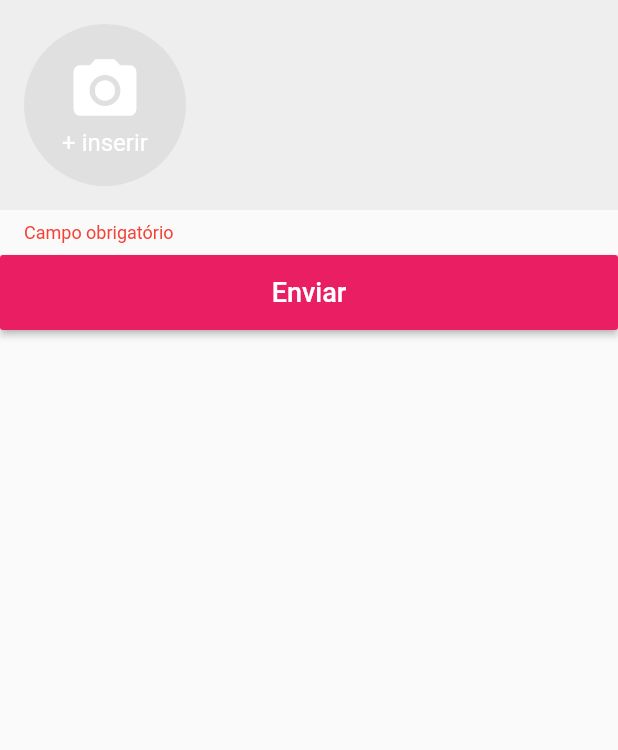
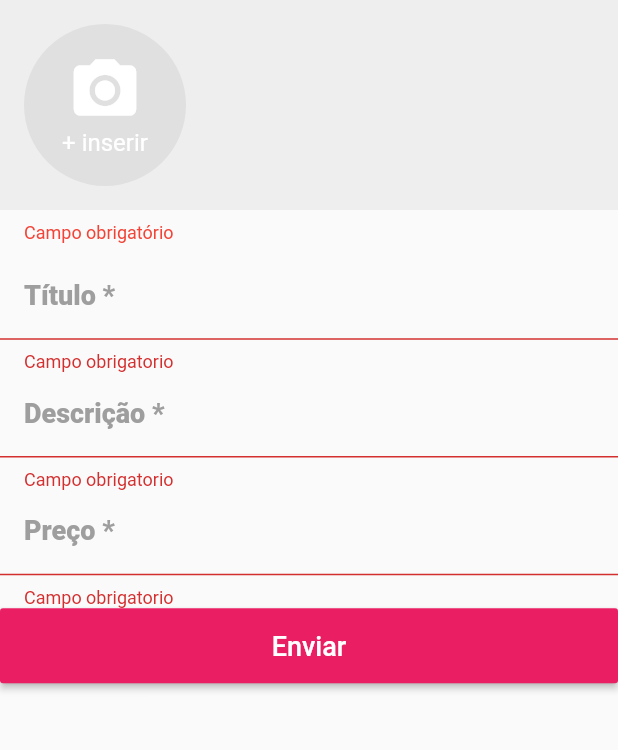
Before and after one commit to maximillianfx/flutter-course, a Flutter app: the CreateScreen screen opened directly, after a tap on "Enviar", on a phone screen of 412 x 824 dp, the part 84-834 px from its top. Run offline on Flutter 3.47's test engine with Material 2 defaults, Android fonts, the phone set to English and light mode, and no system bars; our stand-ins replace brasil_fields, carousel_pro, cloud_firestore, firebase_auth, firebase_storage, flutter_speed_dial and 10 more; missing offline and left inert: bloc_pattern, dart:ffi, flutter_youtube; accounts and stored records are empty; statements that could not run were skipped; key blocks and very long unbroken strings in the code were emptied for the run.

Commit message:
Adição de campos para titulo, descrição e preço

```diff
--- a/xlo/xlo/lib/screens/create/create_screen.dart
+++ b/xlo/xlo/lib/screens/create/create_screen.dart
@@ -1,4 +1,6 @@
+import 'package:brasil_fields/brasil_fields.dart';
 import 'package:flutter/material.dart';
+import 'package:flutter/services.dart';
 import 'package:xlo/common/custom_drawer/custom_drawer.dart';
 import 'package:xlo/screens/create/widgets/images_field.dart';
 
@@ -29,6 +31,76 @@ class _CreateScreenState extends State<CreateScreen> {
 
               },
             ),
+            TextFormField(
+              decoration: InputDecoration(
+                labelText: "Título *",
+                labelStyle: TextStyle(
+                  fontWeight: FontWeight.w800,
+                  color: Colors.grey,
+                  fontSize: 18
+                ),
+                contentPadding: const EdgeInsets.fromLTRB(16, 10, 12, 10)
+              ),
+              validator: (text) {
+                if (text.isEmpty)
+                  return "Campo obrigatorio";
+                return null;
+              },
+              onSaved: (text) {
+
+              },
+            ),
+            TextFormField(
+              maxLines: null,
+              decoration: InputDecoration(
+                labelText: "Descrição *",
+                labelStyle: TextStyle(
+                  fontWeight: FontWeight.w800,
+                  color: Colors.grey,
+                  fontSize: 18
+                ),
+                contentPadding: const EdgeInsets.fromLTRB(16, 10, 12, 10)
+              ),
+              validator: (text) {
+                if (text.trim().isEmpty)
+                  return "Campo obrigatorio";
+                if (text.trim().length < 10)
+                  return "Descrição muito curta";
+                return null;
+              },
+              onSaved: (text) {
+
+              },
+            ),
+            TextFormField(
+              decoration: InputDecoration(
+                labelText: "Preço *",
+                labelStyle: TextStyle(
+                  fontWeight: FontWeight.w800,
+                  color: Colors.grey,
+                  fontSize: 18
+                ),
+                contentPadding: const EdgeInsets.fromLTRB(16, 10, 12, 10)
+              ),
+              keyboardType: const TextInputType.numberWithOptions(
+                decimal: true,
+                signed: false
+              ),
+              inputFormatters: [
+                WhitelistingTextInputFormatter.digitsOnly,
+                RealInputFormatter(centavos: true)
+              ],
+              validator: (text) {
+                if (text.isEmpty)
+                  return "Campo obrigatorio";
+                if (double.tryParse(text) == null)
+                  return "Utilize valores validos";
+                return null;
+              },
+              onSaved: (price) {
+
+              },
+            ),
             Container(
               height: 50,
               child: RaisedButton(
```
